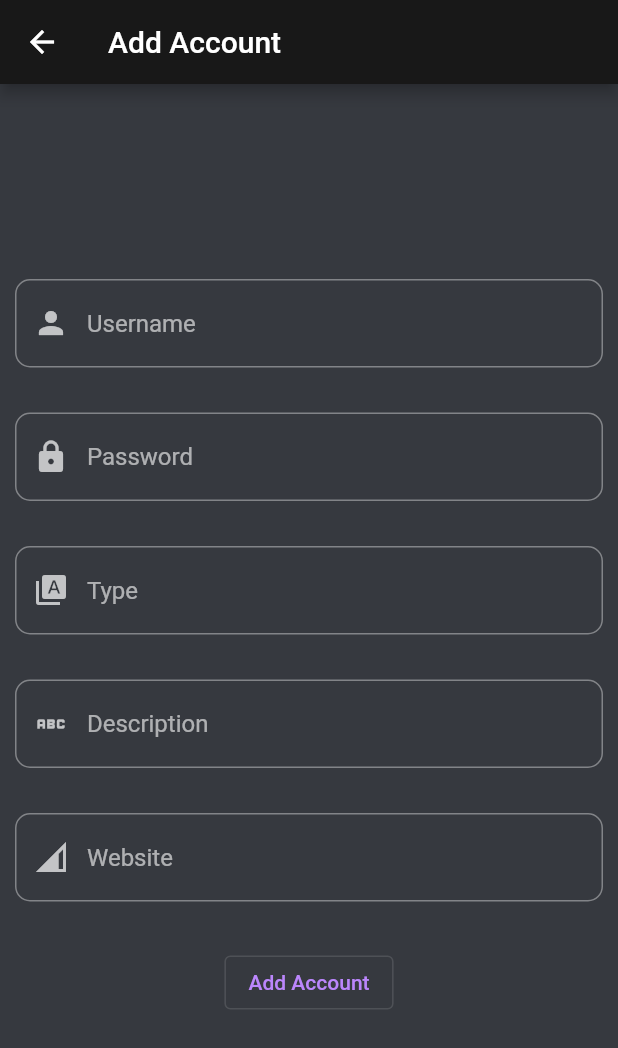
After one commit to z4roc/firepass, a Flutter app: the AddPage screen opened directly, after a tap on "Add Account", on a phone screen of 412 x 824 dp. The commit adds this screen. Shown: the top 1048 px of the screen. Run offline on Flutter 3.47's test engine with Material 2 defaults, Android fonts, the light colour scheme and no system bars; our stand-ins replace cloud_firestore, firebase_auth, firebase_core; accounts and stored records are empty; network calls fail.

Commit message:
account list, add page, firebase connection

```diff
--- a/lib/main.dart
+++ b/lib/main.dart
@@ -7,8 +7,6 @@ import 'package:flutter/rendering.dart';
 import 'package:firebase_core/firebase_core.dart';
 import 'firebase_options.dart';
 import 'package:firebase_auth/firebase_auth.dart';
-
-
 
 Future<void> main() async {
   WidgetsFlutterBinding.ensureInitialized();
--- /dev/null
+++ b/lib/models/account_model.dart
@@ -0,0 +1,33 @@
+import 'package:cloud_firestore/cloud_firestore.dart';
+
+ class Account {
+  final String name;
+  final String password;
+  final String type;
+  final String description;
+  final String website;
+
+  Account({
+    required this.name,
+    required this.password,
+    required this.type,
+    required this.description,
+    required this.website,
+    });
+
+  Map<String, dynamic> toJson() => {
+    'name': name,
+    'password': password,
+    'type': type,
+    'description': description,
+    'website': website,
+  };
+
+  static Account fromJson(Map<String, dynamic> json) => Account(
+    name: json['name'],
+    password: json['password'],
+    type: json['type'],
+    description: json['description'],
+    website: json['website']
+  );
+}
--- /dev/null
+++ b/lib/views/add_item_page.dart
@@ -0,0 +1,143 @@
+import 'package:cloud_firestore/cloud_firestore.dart';
+import 'package:firebase_auth/firebase_auth.dart';
+import 'package:flutter/material.dart';
+import 'package:flutter/src/widgets/container.dart';
+import 'package:flutter/src/widgets/framework.dart';
+
+class AddPage extends StatefulWidget {
+  const AddPage({super.key});
+
+  @override
+  State<AddPage> createState() => _AddPageState();
+}
+
+class _AddPageState extends State<AddPage> {
+
+  final nameController = TextEditingController();
+  final passwordController = TextEditingController();
+  final typeController = TextEditingController();
+  final descriptionController = TextEditingController();
+  final websiteController = TextEditingController();
+
+  @override
+  Widget build(BuildContext context) {
+
+
+
+    return Scaffold(
+      appBar: AppBar(
+        title: const Text('Add Account'),
+      ),
+      body: Container(
+        padding: const EdgeInsets.all(10),
+        height: double.infinity,
+        width: double.infinity,
+        color: const Color.fromARGB(255, 54, 57, 63),
+        child: Column(
+          children: [
+            const SizedBox(height: 120,),
+            TextFormField(
+              controller: nameController,
+              decoration: InputDecoration(
+                hintText: 'Username',
+                prefixIcon: const Icon(Icons.person),
+                fillColor: Colors.white,
+                border: OutlineInputBorder(
+                borderRadius: BorderRadius.circular(10),
+               ),
+              )
+            ),
+            const SizedBox(height: 30,),
+            TextFormField(
+              controller: passwordController,
+              obscureText: true,
+              decoration: InputDecoration(
+                hintText: 'Password',
+                prefixIcon: const Icon(Icons.lock),
+                fillColor: Colors.white,
+                border: OutlineInputBorder(
+                borderRadius: BorderRadius.circular(10),
+               ),
+              )
+            ),
+            const SizedBox(height: 30,),
+            TextFormField(
+              controller: typeController,
+              decoration: InputDecoration(
+                hintText: 'Type',
+                prefixIcon: const Icon(Icons.type_specimen),
+                fillColor: Colors.white,
+                border: OutlineInputBorder(
+                borderRadius: BorderRadius.circular(10),
+               ),
+              )
+            ),
+            const SizedBox(height: 30,),
+            TextFormField(
+              controller: descriptionController,
+              decoration: InputDecoration(
+                hintText: 'Description',
+                prefixIcon: const Icon(Icons.abc),
+                fillColor: Colors.white,
+                border: OutlineInputBorder(
+                borderRadius: BorderRadius.circular(10),
+               ),
+              )
+            ),
+            const SizedBox(height: 30,),
+            TextFormField(
+              controller: websiteController,
+              decoration: InputDecoration(
+                hintText: 'Website',
+                prefixIcon: const Icon(Icons.network_cell),
+                fillColor: Colors.white,
+                border: OutlineInputBorder(
+                borderRadius: BorderRadius.circular(10),
+               ),
+              )
+            ),
+            const SizedBox(height: 30,),
+            OutlinedButton(
+                onPressed: (){
+                createUser(
+                  name: nameController.text,
+                  password: passwordController.text,
+                  type: typeController.text,
+                  description: descriptionController.text,
+                  website: websiteController.text
+                );
+              },
+              child: const Text('Add Account'),
+            )
+          ],
+        ),
+      ),
+    );
+  }
+
+  Future createUser(
+    {
+      required String name,
+      required String password,
+      required String type,
+      required String description,
+      required String website
+    }
+  ) async {
+    final user = FirebaseAuth.instance.currentUser!;
+    final userdoc = FirebaseFirestore.instance
+      .collection(user.uid)
+      .doc(DateTime.now().millisecondsSinceEpoch.toString());
+
+    final data = {
+      'name': name,
+      'password': password,
+      'type': type,
+      'description': description,
+      'website': website
+    };
+
+    await userdoc.set(data);
+
+  }
+}
--- a/lib/views/home_page.dart
+++ b/lib/views/home_page.dart
@@ -1,4 +1,7 @@
+import 'package:cloud_firestore/cloud_firestore.dart';
 import 'package:firebase_auth/firebase_auth.dart';
+import 'package:firepass/models/account_model.dart';
+import 'package:firepass/views/add_item_page.dart';
 import 'package:firepass/views/settings_page.dart';
 import 'package:firepass/views/test_page.dart';
 import 'package:flutter/material.dart';
@@ -8,32 +11,66 @@ class HomePage extends StatelessWidget {
 
   @override
   Widget build(BuildContext context) {
-    final List<String> items = <String>[ 'Item 1', 'Item 2', 'Item 3', ];
     final user = FirebaseAuth.instance.currentUser!;
 
     return Scaffold(
+      backgroundColor: const Color.fromARGB(255, 54, 57, 63),
       appBar: AppBar(
-        title: const Text('Home'),
+        title: Text(user.displayName!),
         leading: IconButton(onPressed: (){
           Navigator.of(context).push(MaterialPageRoute(builder: (BuildContext context) {
               return const SettingsPage();
             }));
         }, icon: const Icon(Icons.settings)),
+        backgroundColor: const Color.fromARGB(255, 32, 34, 37),
       ),
-      floatingActionButton: FloatingActionButton(onPressed: (){}, ),
+      floatingActionButton: FloatingActionButton(
+        onPressed: (){
+          Navigator.of(context).push(MaterialPageRoute(builder: (context) {
+            return const AddPage();
+          },));
+        },
+        backgroundColor: const Color.fromARGB(255, 88, 101, 242),
+        child: const Icon(Icons.add, color: Colors.white),
+      ),
       body: Center(
-        child: ListView.builder(
-          padding: const EdgeInsets.all(8),
-          itemCount: items.length,
-          itemBuilder: (context, index) {
-            return Container(
-              height: 50,
-              color: Colors.black,
-              child: Center(child: Text(items[index]),),
-            );
+        child: StreamBuilder<List<Account>>(
+          stream: readAccounts(),
+          builder: (context, snapshot) {
+            if(snapshot.hasData) {
+              final accounts = snapshot.data!;
+              return ListView(
+                children: accounts.map(buildAccount).toList(),
+              );
+            }
+            else if(snapshot.hasError) {
+              return const Text('Error retrieving data!');
+            }
+            else {
+              return const Center(child: CircularProgressIndicator(),);
+            }
           },
-        ),
+        )
       ),
-      );
+    );
   }
+
+  Widget buildAccount(Account account) => Card(
+    color: const Color.fromARGB(255, 60, 63, 69),
+    child: ListTile(
+      leading: Image(
+        image: NetworkImage('https://www.google.com/s2/favicons?sz=64&domain_url=${account.website.split('//')[1]}'),
+        height: 40,
+      ),
+      title: Text(account.name),
+      subtitle: Text(account.type),
+    ),
+  );
+
+  Stream<List<Account>> readAccounts() => FirebaseFirestore.
+    instance.collection(FirebaseAuth.instance.currentUser!.uid)
+    .snapshots()
+    .map((snapshot) =>
+      snapshot.docs.map((doc) => Account.fromJson(doc.data())).toList());
+
 }
--- a/lib/views/login_page.dart
+++ b/lib/views/login_page.dart
@@ -31,7 +31,7 @@ class _LoginPageState extends State<LoginPage> {
       width: double.infinity,
       color: const Color.fromARGB(255, 54, 57, 63),
       child: Column(children: [
-        const SizedBox(height: 190,),
+        const SizedBox(height: 120,),
         const Text(
           'Sign in',
            style: TextStyle(
@@ -65,9 +65,9 @@ class _LoginPageState extends State<LoginPage> {
             ),
           ),
         ),
-        const SizedBox(height: 30,),
+        const SizedBox(height: 20,),
         ElevatedButton(onPressed: signIn, child: const Text('Login')),
-        const SizedBox(height: 10,),
+        const SizedBox(height: 5,),
         TextButton(
           onPressed: (){
             Navigator.of(context).push(MaterialPageRoute(builder: (BuildContext context) {
@@ -81,10 +81,10 @@ class _LoginPageState extends State<LoginPage> {
   }
 
   Future signIn() async {
-    showDialog(
+    /*showDialog(
       context: context,
       barrierDismissible: false,
-      builder: (context) => const Center(child: CircularProgressIndicator()));
+      builder: (context) => const Center(child: CircularProgressIndicator()));*/
 
     try {
       await FirebaseAuth.instance.signInWithEmailAndPassword(
@@ -95,6 +95,6 @@ class _LoginPageState extends State<LoginPage> {
       print(e);
     }
 
-    navigatorKey.currentState!.popUntil((route) => route.isFirst);
+    //navigatorKey.currentState!.popUntil((route) => route.isFirst);
   }
 }
```
Also changed, not shown: 1 other file.
